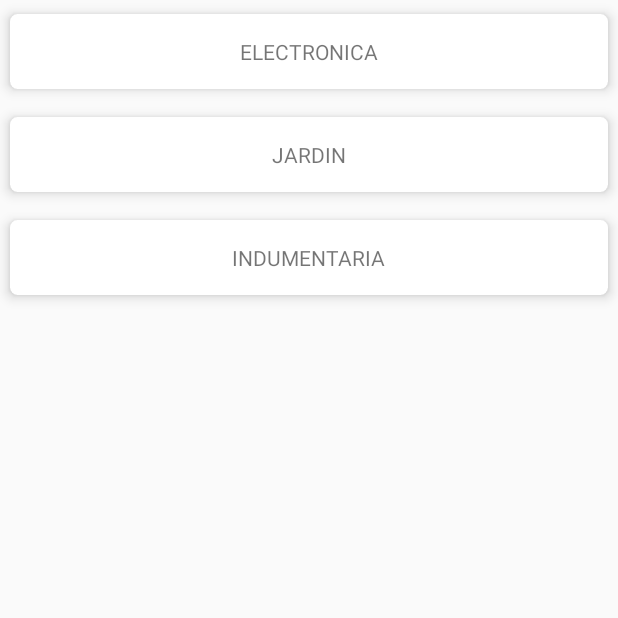
After one commit to JU4N98/FreeMarket, an Android app: the CategoriesActivity screen opened directly, with no data from a screen before it, on a phone screen of 412 x 824 dp, the top half of it. The commit adds this screen. Run offline under Robolectric (Android 15) with nearby library versions, the phone set to English and light mode, and no system bars.

Commit message:
Adds CategoriesActivity.

```diff
--- a/app/build.gradle
+++ b/app/build.gradle
@@ -28,8 +28,10 @@ android {
 }
 
 dependencies {
-
-    implementation 'com.android.support:appcompat-v7:28.0.0'
+    implementation 'com.fasterxml.jackson.core:jackson-databind:2.10.0'
+    implementation 'androidx.constraintlayout:constraintlayout:1.1.3'
+    implementation 'androidx.recyclerview:recyclerview:1.0.0'
+    implementation 'androidx.cardview:cardview:1.0.0'
     implementation 'com.android.support.constraint:constraint-layout:2.0.4'
     testImplementation 'junit:junit:4.+'
     androidTestImplementation 'com.android.support.test:runner:1.0.2'
--- a/app/src/main/AndroidManifest.xml
+++ b/app/src/main/AndroidManifest.xml
@@ -10,6 +10,9 @@
         android:supportsRtl="true"
         android:theme="@style/Theme.FreeMarket">
         <activity
+            android:name=".CategoriesActivity"
+            android:exported="true" />
+        <activity
             android:name=".MainActivity"
             android:exported="true">
             <intent-filter>
--- /dev/null
+++ b/app/src/main/java/com/example/freemarket/CategoriesActivity.java
@@ -0,0 +1,28 @@
+package com.example.freemarket;
+
+import android.app.Activity;
+import android.os.Build;
+import android.os.Bundle;
+
+import androidx.recyclerview.widget.LinearLayoutManager;
+import androidx.recyclerview.widget.RecyclerView;
+
+public class CategoriesActivity extends Activity {
+    CategoryDao categoryDao;
+
+    @Override
+    protected void onCreate(Bundle savedInstanceState) {
+        super.onCreate(savedInstanceState);
+        setContentView(R.layout.activity_categories);
+
+        categoryDao = new CategoryDao();
+        RecyclerView recyclerView = findViewById(R.id.categoryRecycler);
+        recyclerView.setHasFixedSize(true);
+
+        RecyclerView.LayoutManager layoutManager = new LinearLayoutManager(this);
+        recyclerView.setLayoutManager(layoutManager);
+
+        RecyclerView.Adapter adapter = new CategoryRecyclerAdapter(categoryDao.list(), this);
+        recyclerView.setAdapter(adapter);
+    }
+}
--- /dev/null
+++ b/app/src/main/java/com/example/freemarket/Category.java
@@ -0,0 +1,18 @@
+package com.example.freemarket;
+
+public class Category {
+    private String name;
+
+    public Category(String name) {
+        this.name = name;
+    }
+
+    String getName() {
+        return this.name;
+    }
+
+    void setName(String name) {
+        this.name = name;
+    }
+
+}
--- /dev/null
+++ b/app/src/main/java/com/example/freemarket/CategoryDao.java
@@ -0,0 +1,19 @@
+package com.example.freemarket;
+
+import java.util.ArrayList;
+import java.util.List;
+
+public class CategoryDao {
+    private List<Category> categories = new ArrayList<>();
+
+    public List<Category> list() {
+
+        categories.add(new Category("ELECTRONICA"));
+        categories.add(new Category("JARDIN"));
+        categories.add(new Category("INDUMENTARIA"));
+
+        return categories;
+    }
+
+
+}
--- /dev/null
+++ b/app/src/main/java/com/example/freemarket/CategoryRecyclerAdapter.java
@@ -0,0 +1,52 @@
+package com.example.freemarket;
+
+import android.view.LayoutInflater;
+import android.view.View;
+import android.view.ViewGroup;
+import android.widget.TextView;
+
+import androidx.annotation.NonNull;
+import androidx.cardview.widget.CardView;
+import androidx.recyclerview.widget.RecyclerView;
+
+import java.util.List;
+
+public class CategoryRecyclerAdapter extends RecyclerView.Adapter<CategoryRecyclerAdapter.CategoryViewHolder>{
+    private List<Category> dataset;
+
+    public CategoryRecyclerAdapter(List<Category> dataset, CategoriesActivity categoryRecyclerView){
+        this.dataset = dataset;
+    }
+
+    @NonNull
+    @Override
+    public CategoryViewHolder onCreateViewHolder(@NonNull ViewGroup parent, int viewType) {
+        View v = LayoutInflater.from(parent.getContext()).inflate(R.layout.cat_row,parent,false);
+        CategoryViewHolder cvh = new CategoryViewHolder(v);
+        return cvh;
+    }
+
+    @Override
+    public void onBindViewHolder(@NonNull CategoryViewHolder holder, int position) {
+        holder.categoryName.setTag(position);
+        Category category = dataset.get(position);
+
+        holder.categoryName.setText(category.getName());
+    }
+
+    @Override
+    public int getItemCount() {
+        return dataset.size();
+    }
+
+    public static class CategoryViewHolder extends RecyclerView.ViewHolder {
+        CardView cardView;
+        TextView categoryName;
+
+        public CategoryViewHolder(View v){
+            super(v);
+            this.cardView = v.findViewById(R.id.categoryCard);
+            this.categoryName = v.findViewById(R.id.categoryName);
+        }
+    }
+}
--- a/app/src/main/java/com/example/freemarket/MainActivity.java
+++ b/app/src/main/java/com/example/freemarket/MainActivity.java
@@ -1,12 +1,11 @@
 package com.example.freemarket;
 
-import android.support.v7.app.AppCompatActivity;
+import android.app.Activity;
 import android.os.Bundle;
 import android.view.View;
 import android.widget.Button;
 import android.widget.CheckBox;
 import android.widget.EditText;
-import android.widget.LinearLayout;
 import android.widget.SeekBar;
 import android.widget.Switch;
 import android.widget.TextView;
@@ -14,7 +13,7 @@ import android.widget.Toast;
 
 import java.util.regex.Pattern;
 
-public class MainActivity extends AppCompatActivity {
+public class MainActivity extends Activity {
 
     @Override
     protected void onCreate(Bundle savedInstanceState) {
--- /dev/null
+++ b/app/src/main/res/layout/activity_categories.xml
@@ -0,0 +1,13 @@
+<LinearLayout xmlns:android="http://schemas.android.com/apk/res/android"
+xmlns:app="http://schemas.android.com/apk/res-auto"
+xmlns:tools="http://schemas.android.com/tools"
+android:layout_width="match_parent"
+android:layout_height="match_parent"
+android:orientation="vertical"
+tools:context=".CategoriesActivity">
+
+<androidx.recyclerview.widget.RecyclerView
+    android:id="@+id/categoryRecycler"
+    android:layout_width="match_parent"
+    android:layout_height="match_parent" />
+</LinearLayout>
--- /dev/null
+++ b/app/src/main/res/layout/cat_row.xml
@@ -0,0 +1,37 @@
+<?xml version="1.0" encoding="utf-8"?>
+<LinearLayout xmlns:android="http://schemas.android.com/apk/res/android"
+    android:layout_width="match_parent"
+    android:layout_height="wrap_content"
+    xmlns:card_view="http://schemas.android.com/apk/res-auto">
+
+    <androidx.cardview.widget.CardView
+        android:id="@+id/categoryCard"
+        android:layout_width="match_parent"
+        android:layout_height="wrap_content"
+        card_view:cardUseCompatPadding="true"
+        card_view:cardCornerRadius="5dp"
+        card_view:cardElevation="5dp">
+
+        <LinearLayout
+            android:layout_width="match_parent"
+            android:layout_height="match_parent"
+            android:orientation="vertical">
+
+            <View
+                android:layout_width="match_parent"
+                android:layout_height="15dp" />
+
+            <TextView
+                android:id="@+id/categoryName"
+                android:layout_width="wrap_content"
+                android:layout_height="wrap_content"
+                android:layout_gravity="center"
+                android:text="INDUMENTARIA" />
+
+            <View
+                android:layout_width="match_parent"
+                android:layout_height="15dp" />
+        </LinearLayout>
+
+    </androidx.cardview.widget.CardView>
+</LinearLayout>
--- a/gradle.properties
+++ b/gradle.properties
@@ -11,3 +11,5 @@ org.gradle.jvmargs=-Xmx2048m -Dfile.encoding=UTF-8
 # This option should only be used with decoupled projects. More details, visit
 # http://www.gradle.org/docs/current/userguide/multi_project_builds.html#sec:decoupled_projects
 # org.gradle.parallel=true
+android.useAndroidX=true
+android.enableJetifier=true
```
